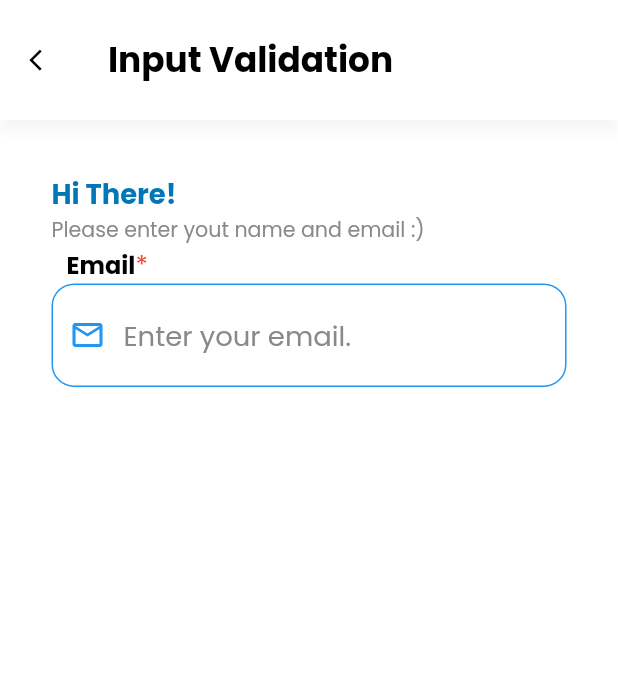
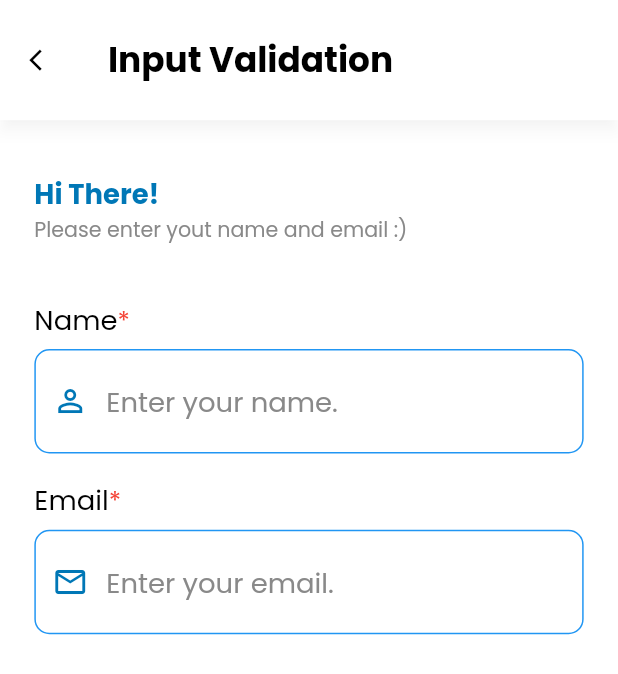
Before and after one commit to mazharaa/playground_news, a Flutter app: the InputValidationPage screen opened by its route, on a phone screen of 412 x 824 dp. Shown: the top 674 px of the screen. Run offline on Flutter 3.47's test engine with Material 2 defaults, Android fonts, the phone set to English and light mode, and no system bars; our stand-ins replace auto_route, flutter_screenutil, flutter_svg, fluttertoast, google_fonts.

Commit message:
Update Input Validation UI
Update UI on the Input Validation page and widget input_text_field

```diff
--- a/lib/playground/presentation/dummy_ui/dummy_ui_page.dart
+++ b/lib/playground/presentation/dummy_ui/dummy_ui_page.dart
@@ -112,6 +112,12 @@ class DummyUiPage extends StatelessWidget {
                     fontSize: 17,
                   ),
                 ),
+                fieldName: 'Email',
+                hintText: 'Enter your email.',
+                prefixIcon: Icon(
+                  Icons.mail_outline_outlined,
+                  color: ColorConst.primary,
+                ),
               ),
               Padding(
                 padding: UiHelper.padding(vertical: 10),
--- a/lib/playground/presentation/input_validation/input_validation_page.dart
+++ b/lib/playground/presentation/input_validation/input_validation_page.dart
@@ -23,7 +23,7 @@ class InputValidationPage extends StatelessWidget {
         ),
       ),
       body: Padding(
-        padding: UiHelper.padding(horizontal: 30, top: 30),
+        padding: UiHelper.padding(horizontal: 20, top: 30),
         child: Column(
           crossAxisAlignment: CrossAxisAlignment.start,
           children: [
@@ -39,6 +39,7 @@ class InputValidationPage extends StatelessWidget {
                 color: ColorConst.grey,
               ),
             ),
+            UiHelper.verticalSpace(30),
             const InputTextField(
               validationText: Text(
                 '*',
@@ -47,7 +48,29 @@ class InputValidationPage extends StatelessWidget {
                   fontSize: 17,
                 ),
               ),
-            )
+              fieldName: 'Name',
+              hintText: 'Enter your name.',
+              prefixIcon: Icon(
+                Icons.person_outline,
+                color: ColorConst.primary,
+              ),
+            ),
+            UiHelper.verticalSpace(15),
+            const InputTextField(
+              validationText: Text(
+                '*',
+                style: TextStyle(
+                  color: Colors.red,
+                  fontSize: 17,
+                ),
+              ),
+              fieldName: 'Email',
+              hintText: 'Enter your email.',
+              prefixIcon: Icon(
+                Icons.mail_outline_outlined,
+                color: ColorConst.primary,
+              ),
+            ),
           ],
         ),
       ),
--- a/lib/presentation/commons/widgets/input_text_field.dart
+++ b/lib/presentation/commons/widgets/input_text_field.dart
@@ -1,45 +1,48 @@
 import 'package:flutter/material.dart';
 import 'package:playground_news/core/commons/color_const.dart';
 import 'package:playground_news/core/utils/text_theme_extension.dart';
+import 'package:playground_news/core/utils/ui_helper.dart';
 
 class InputTextField extends StatelessWidget {
   const InputTextField({
     Key? key,
     required this.validationText,
+    required this.fieldName,
+    required this.hintText,
+    required this.prefixIcon,
   }) : super(key: key);
 
   final Text validationText;
+  final String fieldName;
+  final String hintText;
+  final Icon prefixIcon;
 
   @override
   Widget build(BuildContext context) {
     return Column(
       children: [
-        Padding(
-          padding: const EdgeInsets.only(left: 10),
-          child: Row(
-            children: [
-              Text(
-                'Email',
-                style: context.textTheme.headlineMedium,
-              ),
-              validationText,
-            ],
-          ),
+        Row(
+          children: [
+            Text(
+              fieldName,
+              style: context.textTheme.bodyMedium,
+            ),
+            validationText,
+          ],
         ),
+        UiHelper.verticalSpace(5),
         TextField(
           decoration: InputDecoration(
+            contentPadding: UiHelper.padding(vertical: 17),
             enabledBorder: OutlineInputBorder(
               borderSide: const BorderSide(color: Colors.blue),
-              borderRadius: BorderRadius.circular(15),
+              borderRadius: BorderRadius.circular(10),
             ),
-            hintText: 'Enter your email.',
+            hintText: hintText,
             hintStyle: context.textTheme.bodyMedium?.copyWith(
               color: ColorConst.grey,
             ),
-            prefixIcon: const Icon(
-              Icons.mail_outline,
-              color: Colors.blue,
-            ),
+            prefixIcon: prefixIcon,
           ),
         )
       ],
```
